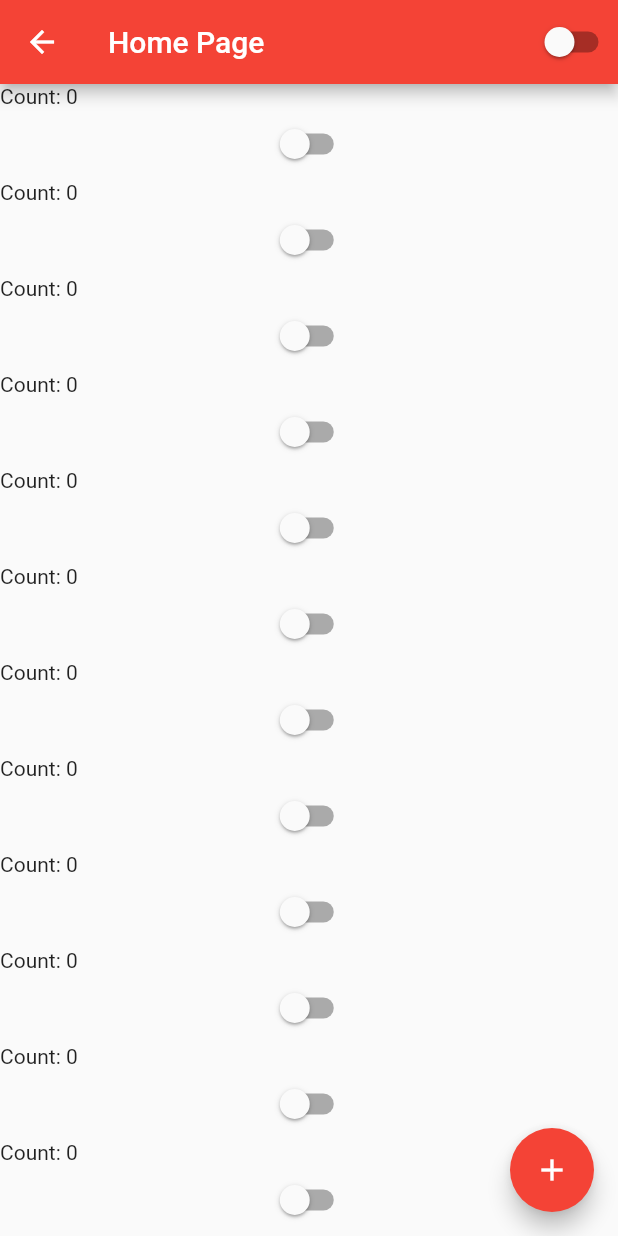
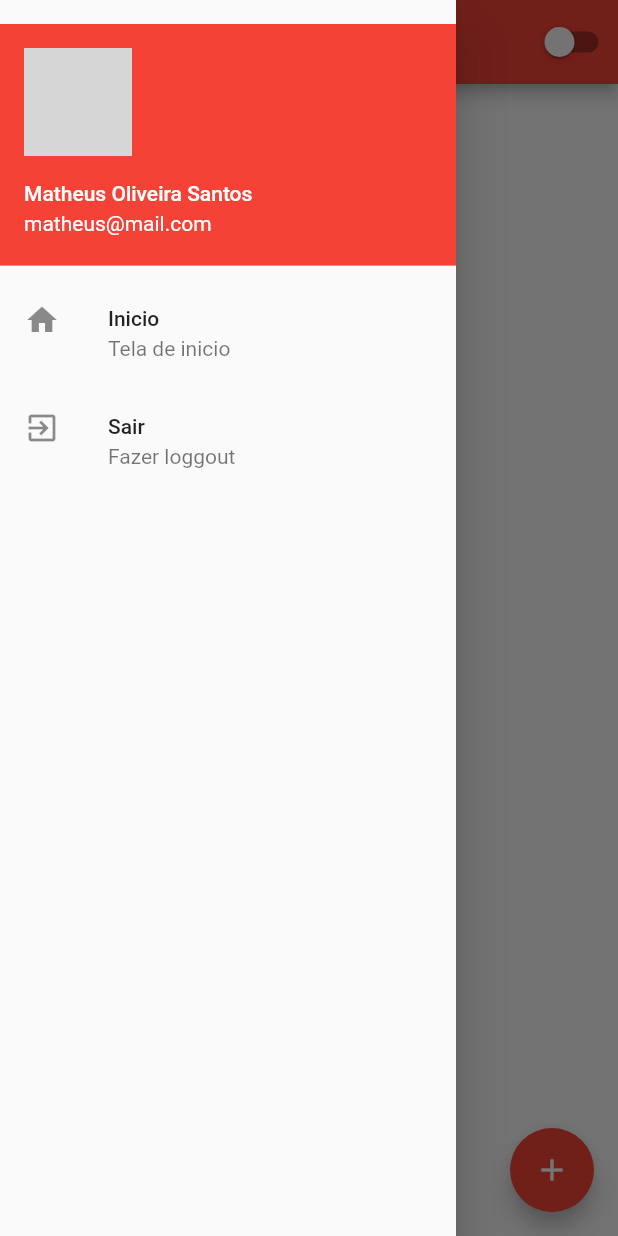
Before and after one commit to Matheus0liveira/first-flutter-app, a Flutter app: the HomePage screen opened by its route, with the side drawer open (before the commit the screen has no drawer), on a phone screen of 412 x 824 dp. Run offline on Flutter 3.47's test engine with Material 2 defaults, Android fonts, the phone set to English and light mode, and no system bars; network calls fail; grey boxes are pictures that could not be loaded.

```diff
--- a/lib/home_page.dart
+++ b/lib/home_page.dart
@@ -28,6 +28,37 @@ class HomePageState extends State<HomePage> {
   @override
   Widget build(BuildContext context) {
     return Scaffold(
+      drawer: Drawer(
+        child: Padding(
+          padding: const EdgeInsets.only(top: 16, bottom: 16),
+          child: Column(
+            children: [
+              UserAccountsDrawerHeader(
+                currentAccountPicture: Image.network(
+                    'https://avatars.githubusercontent.com/u/58826355?v=4'),
+                accountName: const Text('Matheus Oliveira Santos'),
+                accountEmail: const Text('matheus@mail.com'),
+              ),
+              ListTile(
+                leading: const Icon(Icons.home),
+                title: const Text('Inicio'),
+                subtitle: const Text('Tela de inicio'),
+                onTap: () {
+                  print('OPA');
+                },
+              ),
+              ListTile(
+                leading: const Icon(Icons.exit_to_app),
+                title: const Text('Sair'),
+                subtitle: const Text('Fazer loggout'),
+                onTap: () {
+                  Navigator.of(context).pushReplacementNamed('/');
+                },
+              ),
+            ],
+          ),
+        ),
+      ),
       appBar: AppBar(
         title: const Text('Home Page'),
         actions: [CustomSwitch()],
@@ -39,33 +70,33 @@ class HomePageState extends State<HomePage> {
           // mainAxisAlignment: MainAxisAlignment.center,
           children: [
             Text("Count: $count"),
-            CustomSwitch(),
+            const CustomSwitch(),
             Text("Count: $count"),
-            CustomSwitch(),
+            const CustomSwitch(),
             Text("Count: $count"),
-            CustomSwitch(),
+            const CustomSwitch(),
             Text("Count: $count"),
-            CustomSwitch(),
+            const CustomSwitch(),
             Text("Count: $count"),
-            CustomSwitch(),
+            const CustomSwitch(),
             Text("Count: $count"),
-            CustomSwitch(),
+            const CustomSwitch(),
             Text("Count: $count"),
-            CustomSwitch(),
+            const CustomSwitch(),
             Text("Count: $count"),
-            CustomSwitch(),
+            const CustomSwitch(),
             Text("Count: $count"),
-            CustomSwitch(),
+            const CustomSwitch(),
             Text("Count: $count"),
-            CustomSwitch(),
+            const CustomSwitch(),
             Text("Count: $count"),
-            CustomSwitch(),
+            const CustomSwitch(),
             Text("Count: $count"),
-            CustomSwitch(),
+            const CustomSwitch(),
             Text("Count: $count"),
-            CustomSwitch(),
+            const CustomSwitch(),
             Text("Count: $count"),
-            CustomSwitch(),
+            const CustomSwitch(),
             Row(
               mainAxisAlignment: MainAxisAlignment.spaceAround,
               crossAxisAlignment: CrossAxisAlignment.center,
--- a/lib/login_page.dart
+++ b/lib/login_page.dart
@@ -1,5 +1,4 @@
 import 'package:flutter/material.dart';
-import 'package:hello_world/home_page.dart';
 
 class LoginPage extends StatefulWidget {
   const LoginPage({super.key});
```
